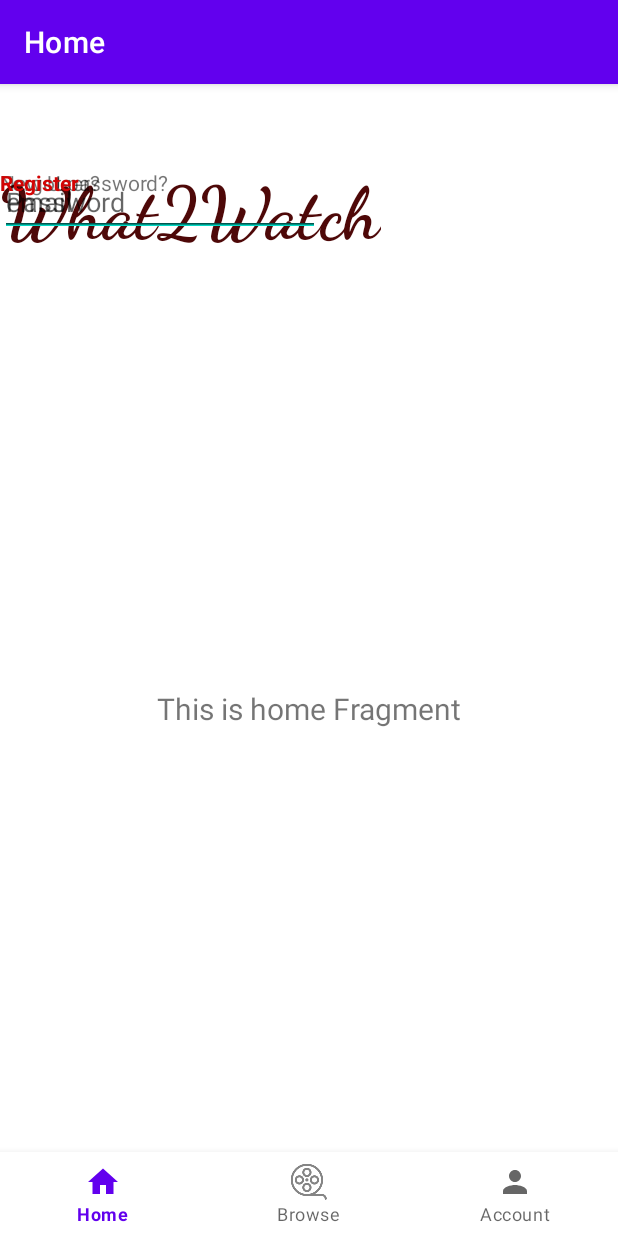
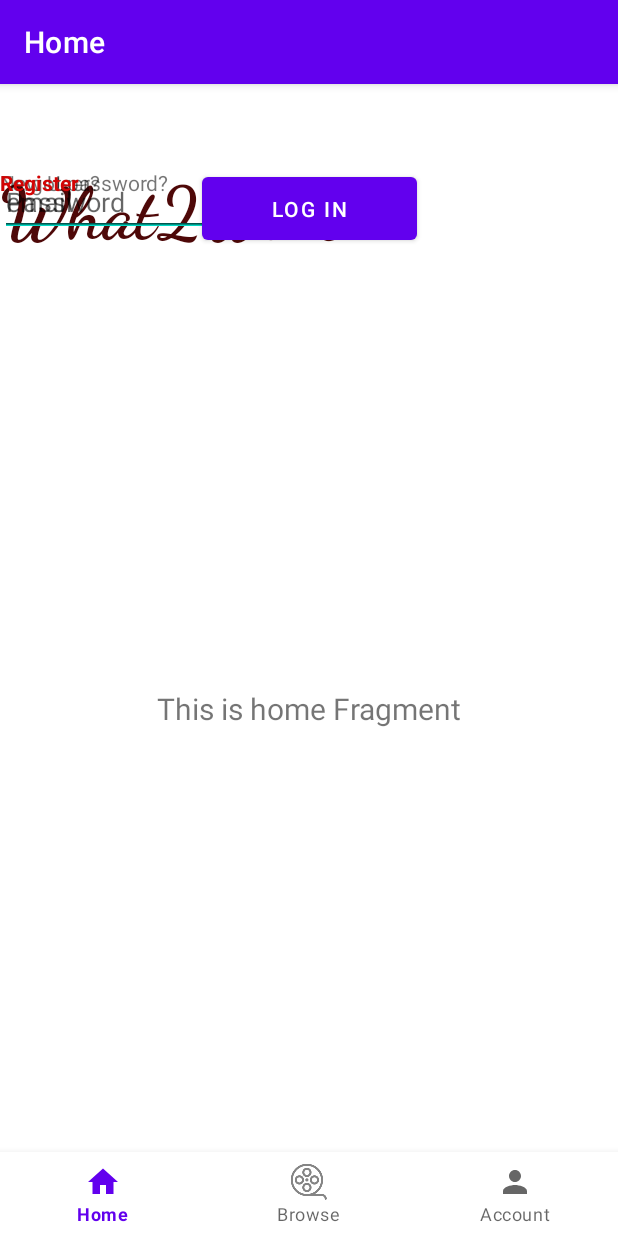
Before and after one commit to UNH-Android-Fall23/What2Watch-Svitlik-Odunsi-F23, an Android app: the screen it shows after launch (MainActivity), on a phone screen of 412 x 824 dp. Run offline under Robolectric (Android 15) with nearby library versions, the phone set to English and light mode, and no system bars; our stand-ins replace navigation-ui; Roboto replaces fonts that are not available here.

Commit message:
LogIn Button
Added the log in button.

```diff
--- a/app/src/main/res/layout/activity_main.xml
+++ b/app/src/main/res/layout/activity_main.xml
@@ -26,9 +26,8 @@
         android:layout_height="match_parent"
         app:defaultNavHost="true"
         app:layout_constraintBottom_toTopOf="@id/nav_view"
-        app:layout_constraintHorizontal_bias="0.0"
+        app:layout_constraintEnd_toEndOf="parent"
         app:layout_constraintLeft_toLeftOf="parent"
-        app:layout_constraintRight_toRightOf="parent"
         app:layout_constraintTop_toTopOf="parent"
         app:layout_constraintVertical_bias="1.0"
         app:navGraph="@navigation/mobile_navigation" />
@@ -72,8 +71,8 @@
         android:layout_width="wrap_content"
         android:layout_height="wrap_content"
         android:text="Forgot password?"
-        tools:layout_editor_absoluteX="111dp"
-        tools:layout_editor_absoluteY="274dp" />
+        tools:layout_editor_absoluteX="149dp"
+        tools:layout_editor_absoluteY="375dp" />
 
     <TextView
         android:id="@+id/textView3"
@@ -93,4 +92,16 @@
         tools:layout_editor_absoluteX="176dp"
         tools:layout_editor_absoluteY="544dp" />
 
+    <Button
+        android:id="@+id/button2"
+        android:layout_width="143dp"
+        android:layout_height="54dp"
+        android:text="Log In"
+        app:iconPadding="24dp"
+        app:iconTint="#E91E63"
+        app:layout_constraintEnd_toEndOf="parent"
+        app:layout_constraintStart_toStartOf="parent"
+        app:strokeColor="#0B0A0A"
+        tools:layout_editor_absoluteY="297dp" />
+
 </androidx.constraintlayout.widget.ConstraintLayout>
```
